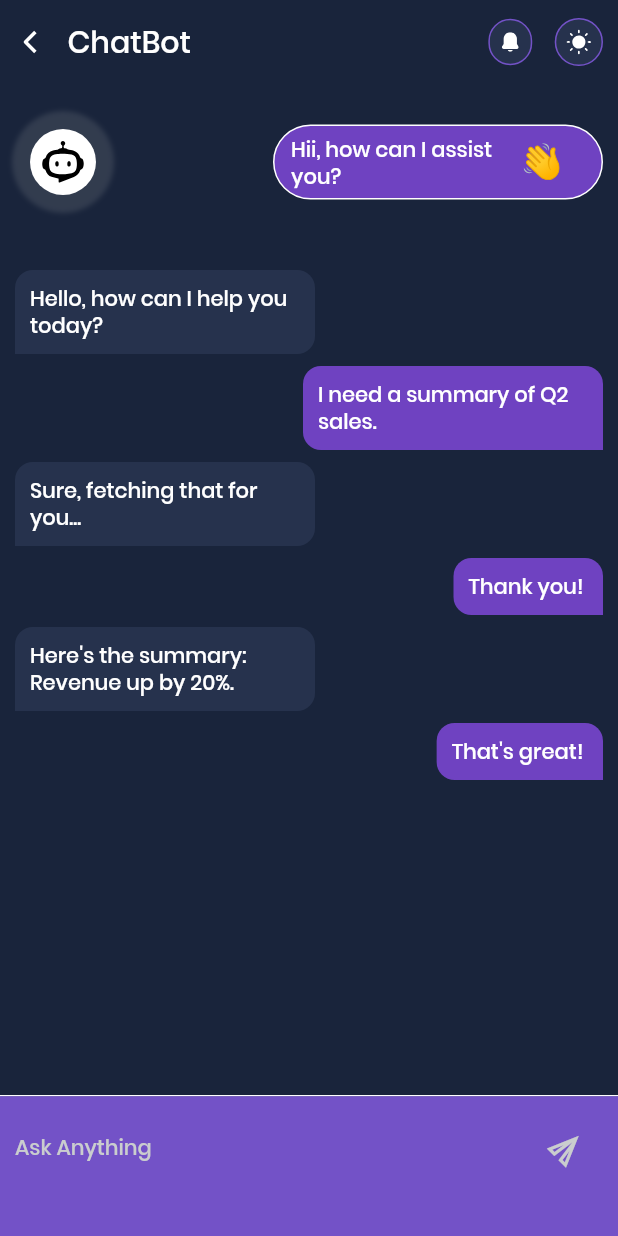
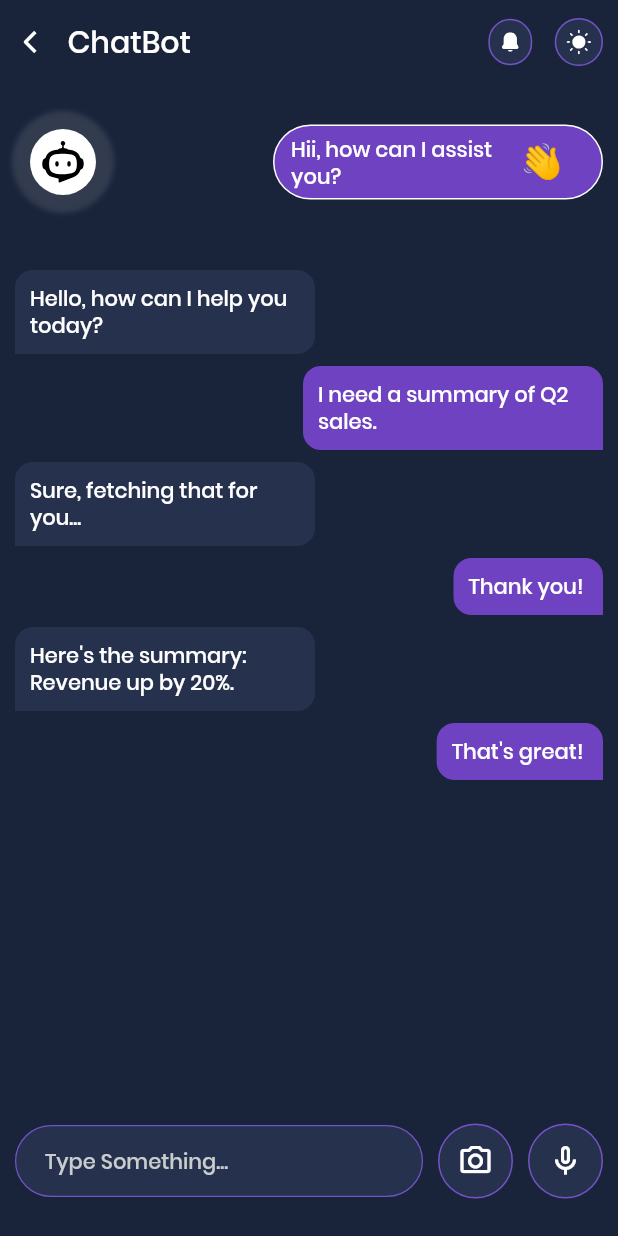
Before and after one commit to Sachin-Advait/omniview, a Flutter app: the ChatBot screen opened by its route, on a phone screen of 412 x 824 dp. Run offline on Flutter 3.47's test engine with Material 3 defaults, Android fonts, the phone set to English and light mode, and no system bars; our stand-ins replace bloc, dio, equatable, fl_chart, flutter_bloc, flutter_screenutil and 6 more; accounts and stored records are empty.

Commit message:
Update text box ui.

```diff
--- a/lib/modules/chat_bot/components/build_input_field.dart
+++ b/lib/modules/chat_bot/components/build_input_field.dart
@@ -3,30 +3,72 @@ import 'package:omniview/common/utils/size_config.dart';
 import 'package:omniview/config/theme/app_colors.dart';
 import 'package:omniview/config/theme/app_theme.dart';
 
-class BuildInputField extends StatelessWidget {
+class BuildInputField extends StatefulWidget {
   const BuildInputField({super.key});
 
   @override
+  State<BuildInputField> createState() => _BuildInputFieldState();
+}
+
+class _BuildInputFieldState extends State<BuildInputField> {
+  final TextEditingController _controller = TextEditingController();
+  bool hasText = false;
+
+  @override
+  void initState() {
+    super.initState();
+    _controller.addListener(() {
+      setState(() {
+        hasText = _controller.text.trim().isNotEmpty;
+      });
+    });
+  }
+
+  @override
+  void dispose() {
+    _controller.dispose();
+    super.dispose();
+  }
+
+  void sendMessage() {
+    // Add your send logic here
+    _controller.clear();
+  }
+
+  @override
   Widget build(BuildContext context) {
-    return Container(
-      padding: EdgeInsets.symmetric(
-        horizontal: 10.widthMultiplier,
-        vertical: 10.heightMultiplier,
-      ),
-      color: AppColors.primary,
-      child: Row(
+    return Row(
       children: [
         Expanded(
           child: TextField(
             textInputAction: TextInputAction.done,
             cursorColor: AppColors.white,
-              onChanged: (value) {},
-              onSubmitted: (value) {},
-              controller: TextEditingController(),
+            controller: _controller,
+            onSubmitted: (_) => hasText ? sendMessage() : null,
             style: context.medium,
             decoration: InputDecoration(
-                hintText: "Ask Anything",
-                border: InputBorder.none,
+              contentPadding: const EdgeInsets.symmetric(horizontal: 16),
+              hintText: "Type Something...",
+              border: OutlineInputBorder(
+                borderRadius: BorderRadius.circular(30),
+                borderSide: const BorderSide(color: AppColors.primary),
+              ),
+              enabledBorder: OutlineInputBorder(
+                borderRadius: BorderRadius.circular(30),
+                borderSide: const BorderSide(
+                  color: AppColors.primary,
+                  width: .8,
+                ),
+              ),
+              focusedBorder: OutlineInputBorder(
+                borderRadius: BorderRadius.circular(30),
+                borderSide: const BorderSide(
+                  color: AppColors.primary,
+                  width: .8,
+                ),
+              ),
+              fillColor: AppColors.darkSlate,
+              filled: true,
               hintStyle: context.medium.copyWith(
                 color: AppColors.white75,
                 fontSize: 14,
@@ -34,41 +76,51 @@ class BuildInputField extends StatelessWidget {
             ),
           ),
         ),
-
-          // todo not implemented right now
-
-          // Obx(
-          //   () => Visibility(
-          //     visible: controller.showEmojiButton.value,
-          //     child: IconButton(
-          //       icon: Icon(
-          //         Icons.emoji_emotions_outlined,
-          //         color: AppColors.white75,
-          //       ),
-          //       onPressed: () {},
-          //     ),
-          //   ),
-          // ),
-          // Obx(
-          //   () => Transform.rotate(
-          //     angle: 3.14 / 4,
-          //     child: Visibility(
-          //       visible: controller.showAttachmentButton.value,
-          //       child: IconButton(
-          //         icon: Icon(Icons.attach_file, color: AppColors.white75),
-          //         onPressed: () {},
-          //       ),
-          //     ),
-          //   ),
-          // ),
-          Transform.rotate(
-            angle: -3.14 / 4,
-            child: IconButton(
-              icon: Icon(Icons.send_outlined, color: AppColors.white75),
+        10.horizontalSpace,
+        AnimatedSwitcher(
+          duration: const Duration(milliseconds: 300),
+          transitionBuilder: (child, animation) =>
+              ScaleTransition(scale: animation, child: child),
+          child: hasText
+              ? _buildActionButton(
+                  key: const ValueKey("send"),
+                  icon: Icons.send,
+                  onPressed: sendMessage,
+                )
+              : Row(
+                  key: const ValueKey("mic_camera"),
+                  children: [
+                    _buildActionButton(
+                      icon: Icons.camera_alt_outlined,
                       onPressed: () {},
+                    ),
+                    10.horizontalSpace,
+                    _buildActionButton(
+                      icon: Icons.mic_none_outlined,
+                      onPressed: () {},
+                    ),
+                  ],
                 ),
         ),
       ],
+    );
+  }
+
+  Widget _buildActionButton({
+    required IconData icon,
+    required VoidCallback onPressed,
+    Key? key,
+  }) {
+    return Container(
+      key: key,
+      decoration: BoxDecoration(
+        color: AppColors.darkSlate,
+        borderRadius: BorderRadius.circular(30),
+        border: Border.all(color: AppColors.primary),
+      ),
+      child: IconButton(
+        icon: Icon(icon, color: AppColors.white),
+        onPressed: onPressed,
       ),
     );
   }
--- a/lib/modules/chat_bot/components/chat_builder.dart
+++ b/lib/modules/chat_bot/components/chat_builder.dart
@@ -83,10 +83,8 @@ class ChatBuilder extends StatelessWidget {
             ],
           ),
         ),
-        const Divider(color: AppColors.white, height: 0),
         Container(
-          padding: EdgeInsets.only(bottom: 25),
-          decoration: BoxDecoration(color: AppColors.primary),
+          padding: EdgeInsets.only(bottom: 25, left: 10, right: 10),
           child: const BuildInputField(),
         ),
       ],
```
Lines whose indentation alone changed are shown as unchanged.
